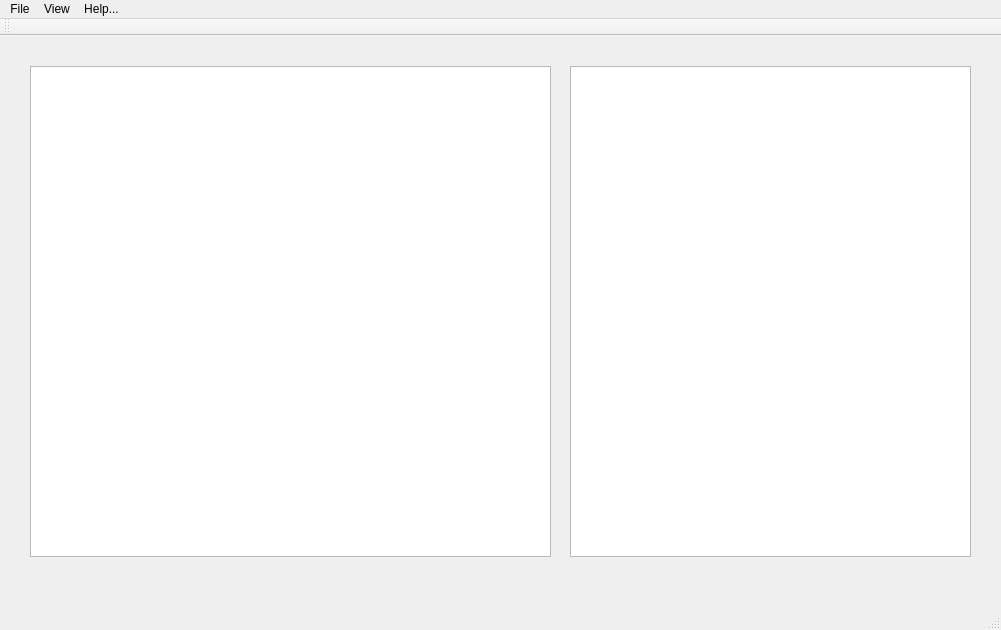
The window that Qt/mainwindow.ui (Goldsmiths-ARTiC/ARTiC) describes before a commit, drawn with Qt 5.
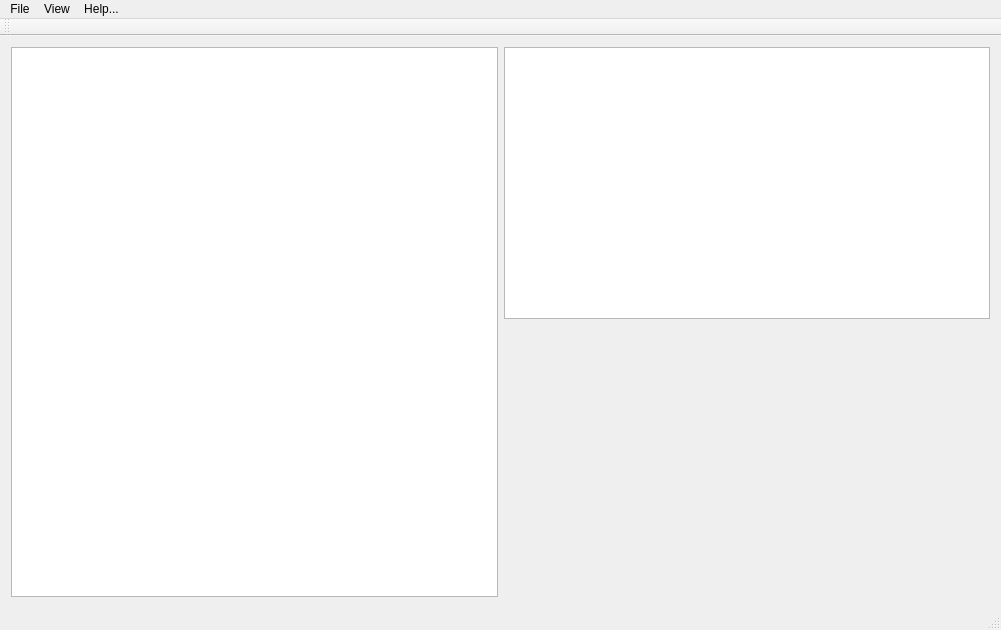
The same window after the commit. Custom widgets are drawn as their Qt base class.

Commit message: Adding layout to the user interface. Adding possibility to focus on different places of the window!

```diff
--- a/Qt/mainwindow.ui
+++ b/Qt/mainwindow.ui
@@ -17,48 +17,43 @@
    <string>Open a file to see ARTiC in action...</string>
   </property>
   <widget class="QWidget" name="centralWidget">
+   <layout class="QHBoxLayout" name="horizontalLayout">
+    <item>
+     <widget class="QTextBrowser" name="textBrowser"/>
+    </item>
+    <item>
+     <layout class="QVBoxLayout" name="verticalLayout">
+      <item>
+       <widget class="QTreeView" name="treeView"/>
+      </item>
+      <item>
    <widget class="MyGLWidget" name="myGLWidget" native="true">
     <property name="enabled">
      <bool>true</bool>
     </property>
-    <property name="geometry">
-     <rect>
-      <x>570</x>
-      <y>30</y>
-      <width>401</width>
-      <height>491</height>
-     </rect>
+        <property name="sizePolicy">
+         <sizepolicy hsizetype="Expanding" vsizetype="Expanding">
+          <horstretch>0</horstretch>
+          <verstretch>0</verstretch>
+         </sizepolicy>
     </property>
     <property name="minimumSize">
      <size>
-      <width>400</width>
-      <height>200</height>
-     </size>
-    </property>
+          <width>0</width>
+          <height>0</height>
+         </size>
+        </property>
+        <property name="focusPolicy">
+         <enum>Qt::ClickFocus</enum>
+        </property>
     <property name="statusTip">
      <string>Open a file to see ARTiC in action...</string>
     </property>
    </widget>
-   <widget class="QTextBrowser" name="textBrowser">
-    <property name="geometry">
-     <rect>
-      <x>30</x>
-      <y>30</y>
-      <width>521</width>
-      <height>491</height>
-     </rect>
-    </property>
-   </widget>
-   <widget class="QTreeView" name="treeView">
-    <property name="geometry">
-     <rect>
-      <x>570</x>
-      <y>30</y>
-      <width>401</width>
-      <height>491</height>
-     </rect>
-    </property>
-   </widget>
+      </item>
+     </layout>
+    </item>
+   </layout>
   </widget>
   <widget class="QMenuBar" name="menuBar">
    <property name="geometry">
```
Lines whose indentation alone changed are shown as unchanged. The commit also changes 4 other files.
